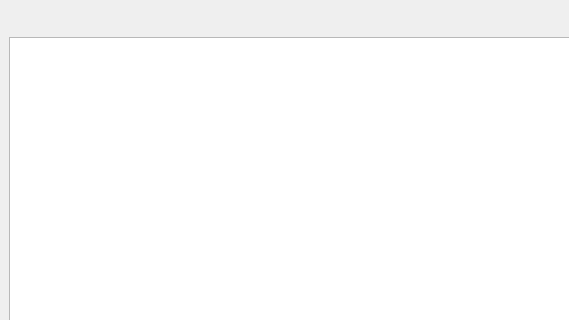
The window that src/client/img_view.ui (ccp4/DUI2) describes before a commit, drawn with Qt 5; both pictures show x 0 to 569 and y 0 to 320 of the 1048 by 890 pixel window.
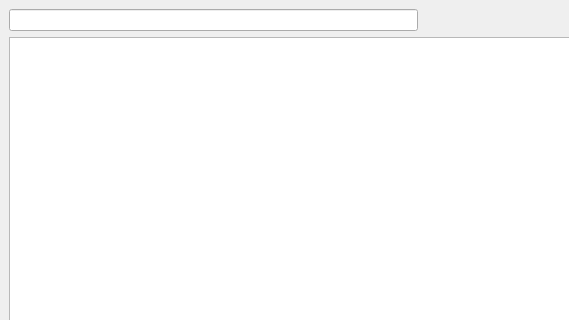
The same window after the commit.

Commit message: building the independent image view GUI

```diff
--- a/src/client/img_view.ui
+++ b/src/client/img_view.ui
@@ -54,6 +54,9 @@
     </item>
     <item row="0" column="0" colspan="4">
      <layout class="QHBoxLayout" name="horizontalLayout">
+      <item>
+       <widget class="QLineEdit" name="IntroNodeEdit"/>
+      </item>
       <item>
        <spacer name="horizontalSpacer">
         <property name="orientation">
```
The commit also changes 1 other file.
